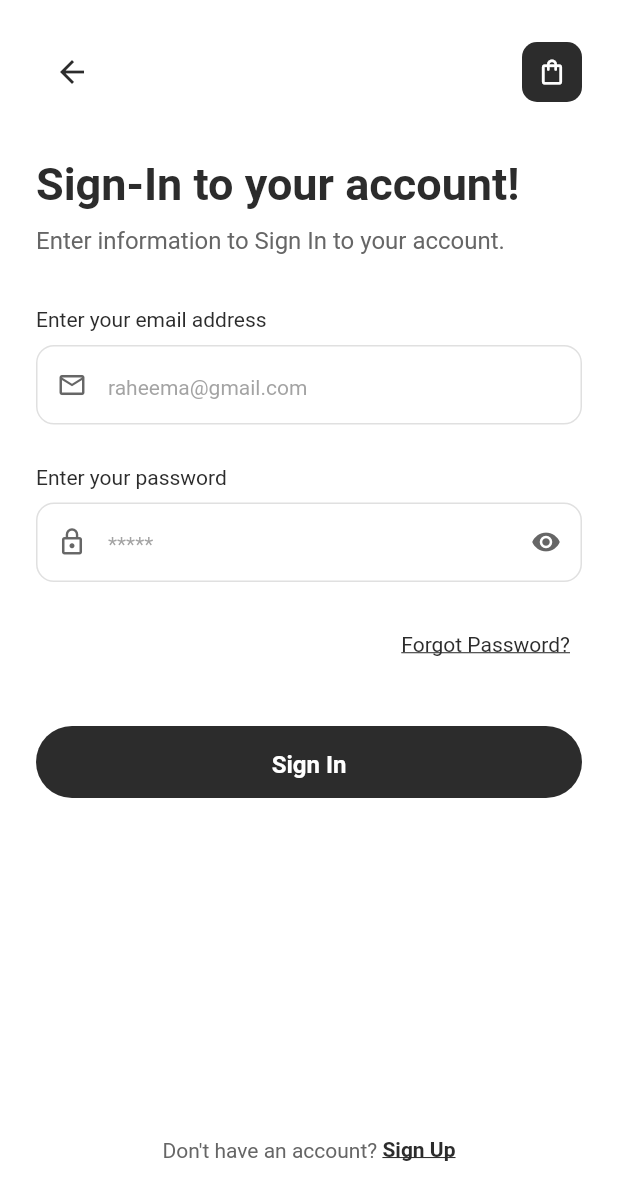
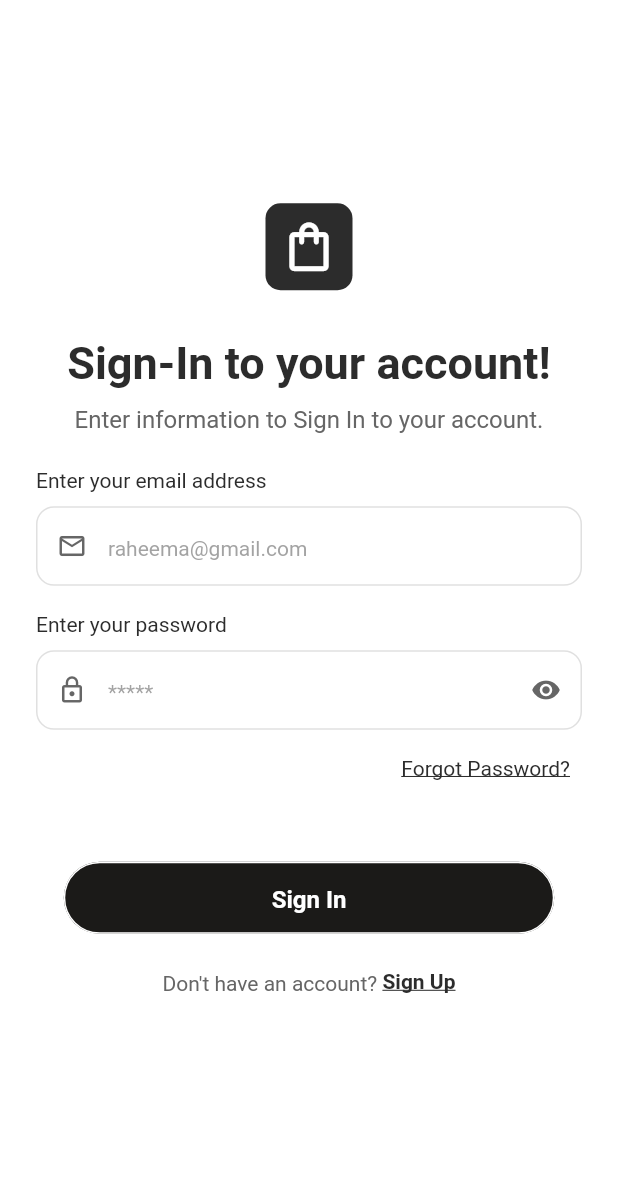
Before and after one commit to Alyan-Hanif/bonique_app, a Flutter app: the SignInPage screen opened directly with empty values, on a phone screen of 412 x 824 dp. Shown: the top 1200 px of the screen. Run offline on Flutter 3.47's test engine with Material 3 defaults, Android fonts, the phone set to English and light mode, and no system bars; our stand-ins replace flutter_riverpod, persistent_bottom_nav_bar, supabase_flutter; accounts and stored records are empty.

Commit message:
updated alignment in authpages (not completely updated)

```diff
--- a/lib/features/auth/view/signin_page.dart
+++ b/lib/features/auth/view/signin_page.dart
@@ -57,19 +57,14 @@ class _SignInPageState extends ConsumerState<SignInPage> {
           child: Form(
             key: _formKey,
             child: Column(
-              crossAxisAlignment: CrossAxisAlignment.start,
+              crossAxisAlignment: CrossAxisAlignment.center,
+              mainAxisAlignment: MainAxisAlignment.center,
               children: [
-                // Back button and app logo
-                Row(
-                  children: [
-                    IconButton(
-                      onPressed: widget.onBack,
-                      icon: const Icon(Icons.arrow_back, color: kTextPrimary),
-                    ),
-                    const Spacer(),
-                    Container(
-                      width: 40,
-                      height: 40,
+                // app logo
+                Center(
+                  child: Container(
+                    width: 58,
+                    height: 58,
                     decoration: BoxDecoration(
                       color: kPrimaryColor,
                       borderRadius: BorderRadius.circular(10),
@@ -77,13 +72,12 @@ class _SignInPageState extends ConsumerState<SignInPage> {
                     child: const Icon(
                       Icons.shopping_bag_outlined,
                       color: Colors.white,
-                        size: 20,
+                      size: 39,
                     ),
                   ),
-                  ],
                 ),
 
-                const SizedBox(height: 32),
+                const SizedBox(height: 30),
 
                 // Title
                 Text('Sign-In to your account!', style: AuthTextStyles.h3),
@@ -95,7 +89,7 @@ class _SignInPageState extends ConsumerState<SignInPage> {
                   style: AuthTextStyles.stat1,
                 ),
 
-                const SizedBox(height: 32),
+                const SizedBox(height: 20),
 
                 // Email field
                 AuthInputField(
@@ -108,7 +102,7 @@ class _SignInPageState extends ConsumerState<SignInPage> {
                   onChanged: _onEmailChanged,
                 ),
 
-                const SizedBox(height: 24),
+                const SizedBox(height: 15),
 
                 // Password field
                 AuthInputField(
@@ -130,7 +124,7 @@ class _SignInPageState extends ConsumerState<SignInPage> {
                   onChanged: _onPasswordChanged,
                 ),
 
-                const SizedBox(height: 16),
+                // const SizedBox(height: 10),
 
                 // Forgot password link
                 Align(
@@ -149,7 +143,7 @@ class _SignInPageState extends ConsumerState<SignInPage> {
                   ),
                 ),
 
-                const SizedBox(height: 32),
+                const SizedBox(height: 40),
 
                 // Error message
                 if (authState.error != null)
@@ -164,7 +158,8 @@ class _SignInPageState extends ConsumerState<SignInPage> {
                   isLoading: authState.isLoading,
                 ),
 
-                const Spacer(),
+                // const Spacer(),
+                const SizedBox(height: 20),
 
                 // Sign Up link
                 Center(
--- a/lib/features/auth/widgets/auth_widgets.dart
+++ b/lib/features/auth/widgets/auth_widgets.dart
@@ -172,14 +172,18 @@ class AuthPrimaryButton extends StatelessWidget {
   @override
   Widget build(BuildContext context) {
     return SizedBox(
-      width: double.infinity,
-      height: 48,
+      width: 327, // fixed width
+      height: 48, // fixed height
       child: ElevatedButton(
         style: ElevatedButton.styleFrom(
-          backgroundColor: kPrimaryColor,
+          backgroundColor: const Color(0xFF1B1A18),
           foregroundColor: Colors.white,
           shape: RoundedRectangleBorder(
             borderRadius: BorderRadius.circular(48),
+            side: const BorderSide(
+              color: Colors.white,
+              width: 1,
+            ),
           ),
           elevation: 0,
         ),
@@ -223,7 +227,7 @@ class AuthSecondaryButton extends StatelessWidget {
           foregroundColor: kPrimaryColor,
           side: const BorderSide(color: kPrimaryColor, width: 2),
           shape: RoundedRectangleBorder(
-            borderRadius: BorderRadius.circular(12),
+            borderRadius: BorderRadius.circular(48),
           ),
         ),
         onPressed: isLoading ? null : onPressed,
@@ -254,15 +258,15 @@ class GoogleSignInButton extends StatelessWidget {
   @override
   Widget build(BuildContext context) {
     return SizedBox(
-      width: double.infinity,
-      height: 56,
+      width: 327,
+      height: 48,
       child: OutlinedButton(
         style: OutlinedButton.styleFrom(
           backgroundColor: Colors.white,
           foregroundColor: kTextPrimary,
-          side: const BorderSide(color: kBorderColor),
+          side: const BorderSide(color: Colors.black),
           shape: RoundedRectangleBorder(
-            borderRadius: BorderRadius.circular(12),
+            borderRadius: BorderRadius.circular(48),
           ),
         ),
         onPressed: onPressed,
```
Also changed, not shown: lib/features/auth/view/account_page.dart (+13 -10 lines), lib/features/auth/view/signup_page.dart (+8 -8 lines). Lines whose indentation alone changed are shown as unchanged.
